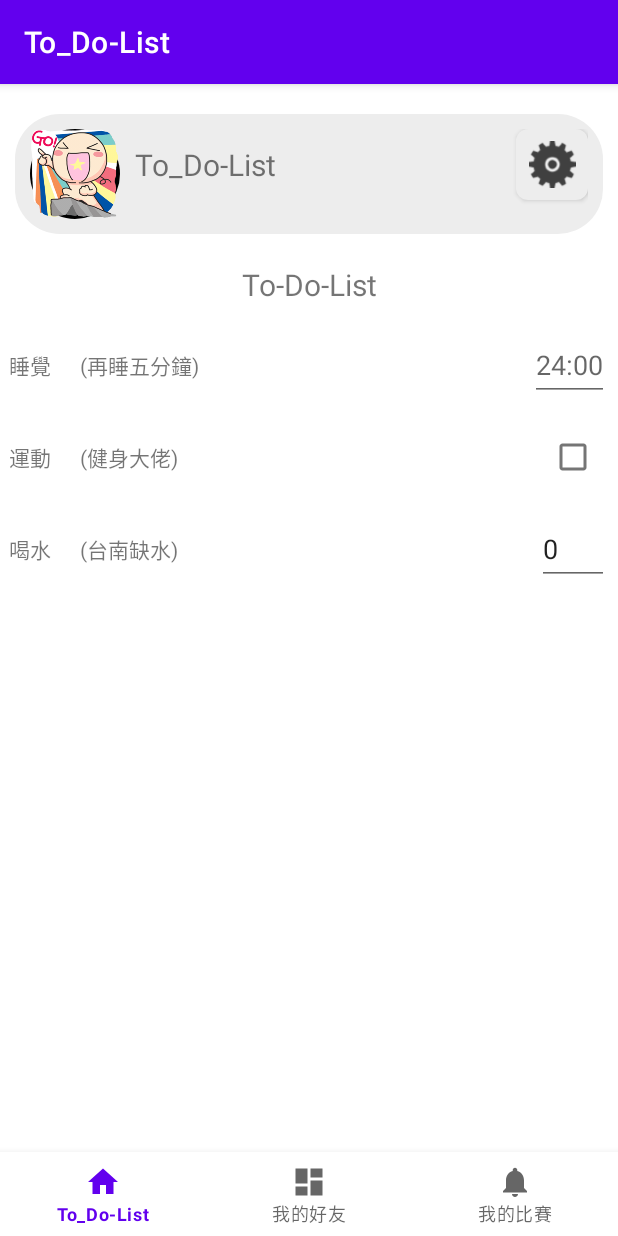
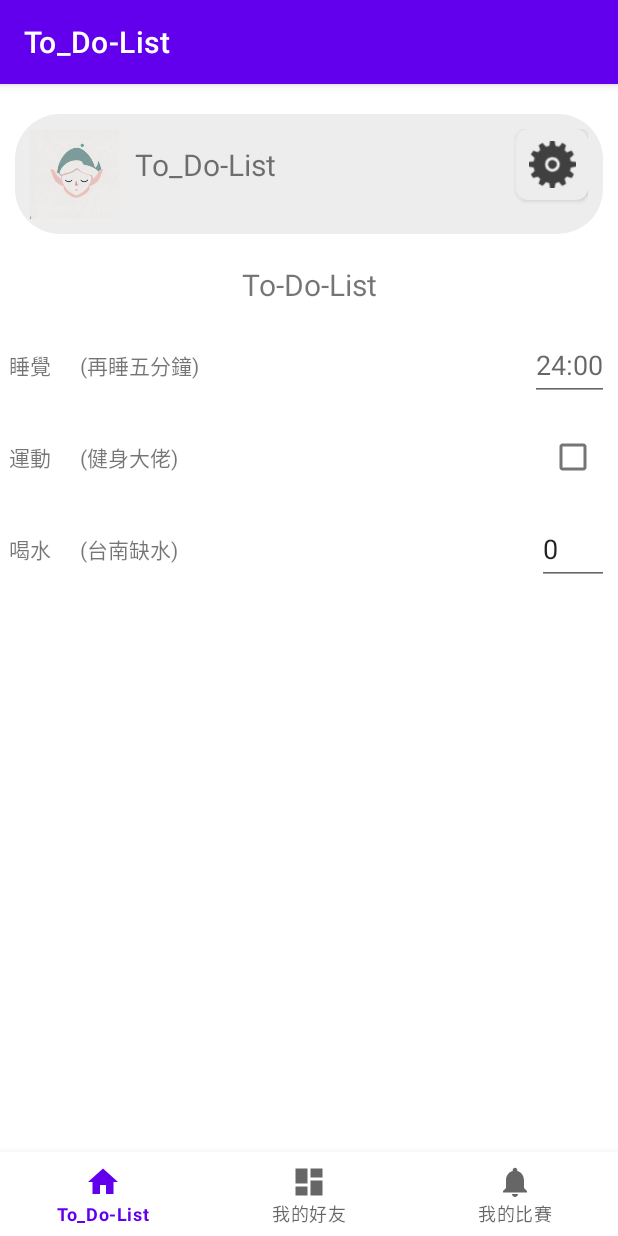
Before and after one commit to heavenrain/StriveLife, an Android app: the screen it shows after launch (MainActivity), on a phone screen of 412 x 824 dp. Run offline under Robolectric (Android 15) with nearby library versions, the phone set to English and light mode, and no system bars; our stand-ins replace navigation-ui.

Commit message:
add avatar

```diff
--- a/app/src/main/res/layout/fragment_home.xml
+++ b/app/src/main/res/layout/fragment_home.xml
@@ -23,7 +23,7 @@
                 android:id="@+id/avatar"
                 android:layout_width="60dp"
                 android:layout_height="60dp"
-                android:src="@drawable/tt"
+                android:src="@drawable/sleep"
                 android:background="@drawable/circle_background" />
 
             <TextView
```
Also changed, not shown: app/src/main/res/drawable/hero.jpg (added), app/src/main/res/drawable/muscle.jpg (added), app/src/main/res/drawable/sleep.jpg (added), app/src/main/res/drawable/tt.png (deleted), app/src/main/res/drawable/water.jpg (added).
